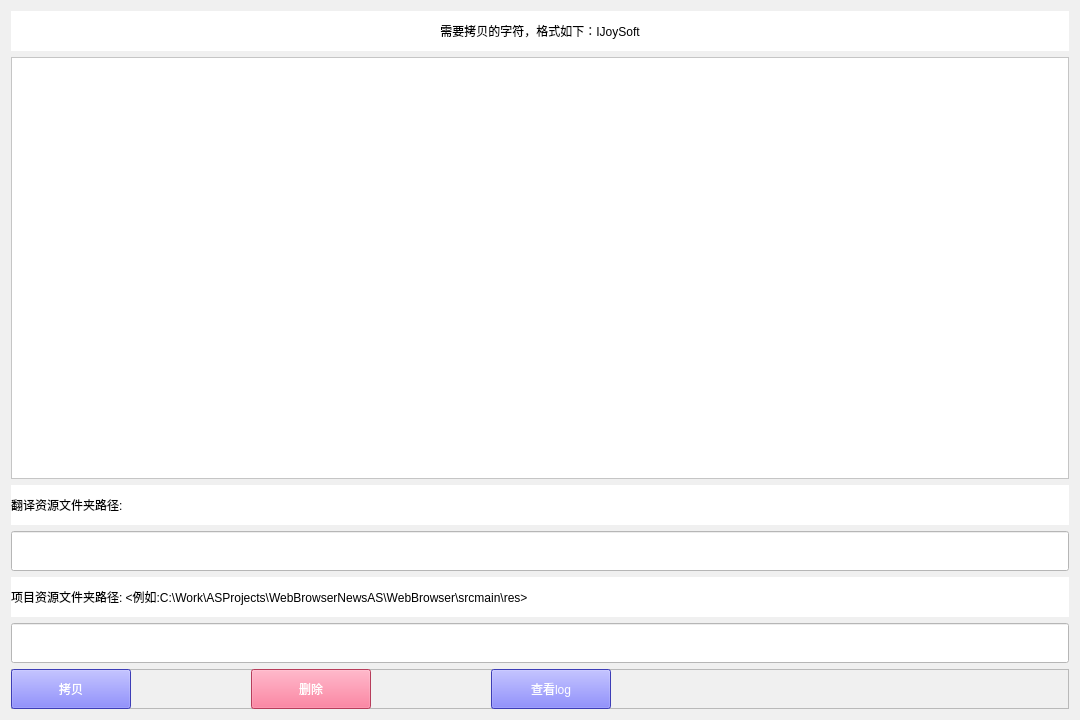
Qt form multiple_language/main_ui.ui (WanKaKa/MultipleLanguageUtils) before a commit.
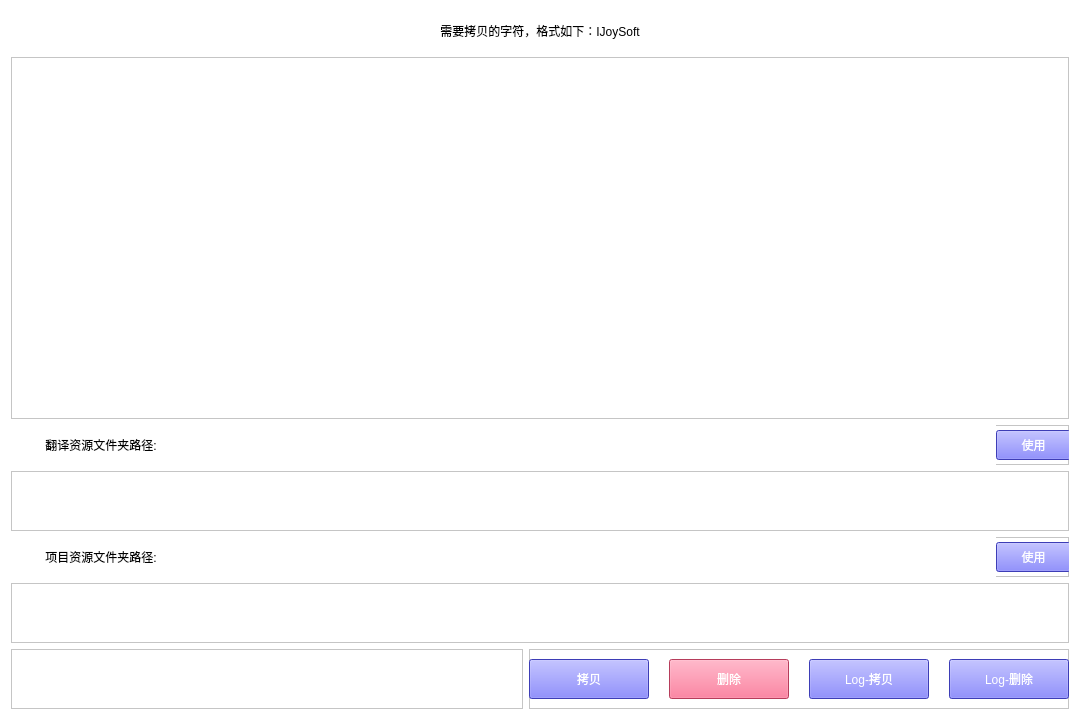
The same form after that commit.

Commit message: 多语言拷贝脚本全新界面

What changed in the file:
```diff
--- a/multiple_language/main_ui.ui
+++ b/multiple_language/main_ui.ui
@@ -14,7 +14,7 @@
    <string>Form</string>
   </property>
   <property name="styleSheet">
-   <string notr="true">background-color: rgb(240, 240, 240);</string>
+   <string notr="true">background-color: rgb(255, 255, 255);</string>
   </property>
   <layout class="QFormLayout" name="formLayout">
    <item row="0" column="0" colspan="2">
@@ -54,7 +54,34 @@
       </widget>
      </item>
      <item>
+      <widget class="QFrame" name="frame_3">
+       <property name="minimumSize">
+        <size>
+         <width>0</width>
+         <height>40</height>
+        </size>
+       </property>
+       <property name="maximumSize">
+        <size>
+         <width>16777215</width>
+         <height>40</height>
+        </size>
+       </property>
+       <property name="frameShape">
+        <enum>QFrame::StyledPanel</enum>
+       </property>
+       <property name="frameShadow">
+        <enum>QFrame::Raised</enum>
+       </property>
       <widget class="QLabel" name="label_2">
+        <property name="geometry">
+         <rect>
+          <x>0</x>
+          <y>0</y>
+          <width>180</width>
+          <height>40</height>
+         </rect>
+        </property>
        <property name="minimumSize">
         <size>
          <width>0</width>
@@ -74,33 +101,106 @@
        <property name="text">
         <string>翻译资源文件夹路径:</string>
        </property>
+        <property name="alignment">
+         <set>Qt::AlignCenter</set>
+        </property>
        <property name="margin">
-        <number>10</number>
-       </property>
+         <number>0</number>
+        </property>
+       </widget>
+       <widget class="QLabel" name="old_translate_path">
+        <property name="geometry">
+         <rect>
+          <x>180</x>
+          <y>0</y>
+          <width>805</width>
+          <height>40</height>
+         </rect>
+        </property>
+        <property name="styleSheet">
+         <string notr="true">color: rgb(85, 85, 255);
+font: 12pt &quot;微软雅黑&quot;;</string>
+        </property>
+        <property name="text">
+         <string/>
+        </property>
+        <property name="alignment">
+         <set>Qt::AlignCenter</set>
+        </property>
+       </widget>
+       <widget class="QPushButton" name="copy_translate_path">
+        <property name="geometry">
+         <rect>
+          <x>985</x>
+          <y>5</y>
+          <width>75</width>
+          <height>30</height>
+         </rect>
+        </property>
+        <property name="styleSheet">
+         <string notr="true">background-color: rgb(85, 85, 255);
+font: 12pt &quot;微软雅黑&quot;;
+color: rgb(255, 255, 255);</string>
+        </property>
+        <property name="text">
+         <string>使用</string>
+        </property>
+       </widget>
       </widget>
      </item>
      <item>
-      <widget class="QLineEdit" name="lineEdit">
+      <widget class="QTextEdit" name="input_translate_path">
        <property name="minimumSize">
         <size>
          <width>0</width>
-         <height>40</height>
+         <height>60</height>
         </size>
        </property>
        <property name="maximumSize">
         <size>
          <width>16777215</width>
-         <height>40</height>
+         <height>60</height>
         </size>
        </property>
+       <property name="layoutDirection">
+        <enum>Qt::LeftToRight</enum>
+       </property>
        <property name="styleSheet">
         <string notr="true">background-color: rgb(255, 255, 255);
+color: rgb(85, 85, 255);
 font: 12pt &quot;微软雅黑&quot;;</string>
        </property>
       </widget>
      </item>
      <item>
+      <widget class="QFrame" name="frame_4">
+       <property name="minimumSize">
+        <size>
+         <width>0</width>
+         <height>40</height>
+        </size>
+       </property>
+       <property name="maximumSize">
+        <size>
+         <width>16777215</width>
+         <height>40</height>
+        </size>
+       </property>
+       <property name="frameShape">
+        <enum>QFrame::StyledPanel</enum>
+       </property>
+       <property name="frameShadow">
+        <enum>QFrame::Raised</enum>
+       </property>
       <widget class="QLabel" name="label_3">
+        <property name="geometry">
+         <rect>
+          <x>0</x>
+          <y>0</y>
+          <width>180</width>
+          <height>40</height>
+         </rect>
+        </property>
        <property name="minimumSize">
         <size>
          <width>0</width>
@@ -118,30 +218,85 @@
 font: 12pt &quot;微软雅黑&quot;;</string>
        </property>
        <property name="text">
-        <string>项目资源文件夹路径: &lt;例如:C:\Work\ASProjects\WebBrowserNewsAS\WebBrowser\srcmain\res&gt;</string>
+         <string>项目资源文件夹路径:</string>
+        </property>
+        <property name="alignment">
+         <set>Qt::AlignCenter</set>
        </property>
        <property name="margin">
-        <number>10</number>
-       </property>
+         <number>0</number>
+        </property>
+       </widget>
+       <widget class="QLabel" name="old_project_path">
+        <property name="geometry">
+         <rect>
+          <x>180</x>
+          <y>0</y>
+          <width>805</width>
+          <height>40</height>
+         </rect>
+        </property>
+        <property name="styleSheet">
+         <string notr="true">color: rgb(85, 85, 255);
+font: 12pt &quot;微软雅黑&quot;;</string>
+        </property>
+        <property name="text">
+         <string/>
+        </property>
+        <property name="alignment">
+         <set>Qt::AlignCenter</set>
+        </property>
+       </widget>
+       <widget class="QPushButton" name="copy_project_path">
+        <property name="geometry">
+         <rect>
+          <x>985</x>
+          <y>5</y>
+          <width>75</width>
+          <height>30</height>
+         </rect>
+        </property>
+        <property name="styleSheet">
+         <string notr="true">background-color: rgb(85, 85, 255);
+font: 12pt &quot;微软雅黑&quot;;
+color: rgb(255, 255, 255);</string>
+        </property>
+        <property name="text">
+         <string>使用</string>
+        </property>
+       </widget>
       </widget>
      </item>
      <item>
-      <widget class="QLineEdit" name="lineEdit_2">
+      <widget class="QTextEdit" name="input_project_path">
        <property name="minimumSize">
         <size>
          <width>0</width>
-         <height>40</height>
+         <height>60</height>
         </size>
        </property>
        <property name="maximumSize">
         <size>
          <width>16777215</width>
-         <height>40</height>
+         <height>60</height>
         </size>
        </property>
        <property name="styleSheet">
         <string notr="true">background-color: rgb(255, 255, 255);
+color: rgb(85, 85, 255);
 font: 12pt &quot;微软雅黑&quot;;</string>
+       </property>
+      </widget>
+     </item>
+     <item>
+      <layout class="QHBoxLayout" name="horizontalLayout">
+       <item>
+        <widget class="QFrame" name="frame_2">
+         <property name="frameShape">
+          <enum>QFrame::StyledPanel</enum>
+         </property>
+         <property name="frameShadow">
+          <enum>QFrame::Raised</enum>
        </property>
       </widget>
      </item>
@@ -149,19 +304,16 @@
       <widget class="QFrame" name="frame">
        <property name="minimumSize">
         <size>
-         <width>0</width>
-         <height>40</height>
+           <width>540</width>
+           <height>60</height>
         </size>
        </property>
        <property name="maximumSize">
         <size>
-         <width>16777215</width>
-         <height>40</height>
-        </size>
-       </property>
-       <property name="styleSheet">
-        <string notr="true"/>
-       </property>
+           <width>540</width>
+           <height>60</height>
+          </size>
+         </property>
        <property name="frameShape">
         <enum>QFrame::StyledPanel</enum>
        </property>
@@ -172,7 +324,7 @@
         <property name="geometry">
          <rect>
           <x>0</x>
-          <y>0</y>
+            <y>10</y>
           <width>120</width>
           <height>40</height>
          </rect>
@@ -189,8 +341,8 @@
        <widget class="QPushButton" name="pushButton_2">
         <property name="geometry">
          <rect>
-          <x>240</x>
-          <y>0</y>
+            <x>140</x>
+            <y>10</y>
           <width>120</width>
           <height>40</height>
          </rect>
@@ -207,8 +359,8 @@
        <widget class="QPushButton" name="pushButton_5">
         <property name="geometry">
          <rect>
-          <x>480</x>
-          <y>0</y>
+            <x>280</x>
+            <y>10</y>
           <width>120</width>
           <height>40</height>
          </rect>
@@ -219,10 +371,30 @@
 color: rgb(255, 255, 255);</string>
         </property>
         <property name="text">
-         <string>查看log</string>
-        </property>
-       </widget>
-      </widget>
+           <string>Log-拷贝</string>
+          </property>
+         </widget>
+         <widget class="QPushButton" name="open_delete_log">
+          <property name="geometry">
+           <rect>
+            <x>420</x>
+            <y>10</y>
+            <width>120</width>
+            <height>40</height>
+           </rect>
+          </property>
+          <property name="styleSheet">
+           <string notr="true">background-color: rgb(85, 85, 255);
+font: 12pt &quot;微软雅黑&quot;;
+color: rgb(255, 255, 255);</string>
+          </property>
+          <property name="text">
+           <string>Log-删除</string>
+          </property>
+         </widget>
+        </widget>
+       </item>
+      </layout>
      </item>
     </layout>
    </item>
```
Left out of the diff: 8 changed lines with no effect on the pictures. Lines whose indentation alone changed are shown as unchanged. The commit also changes 6 other files.
